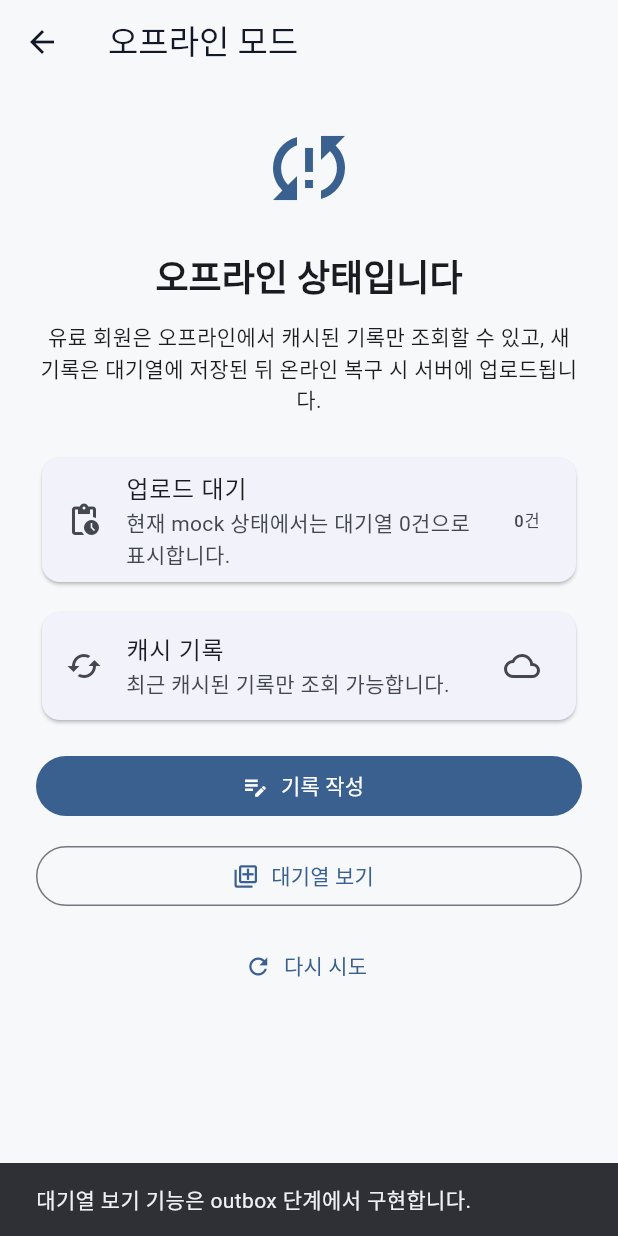
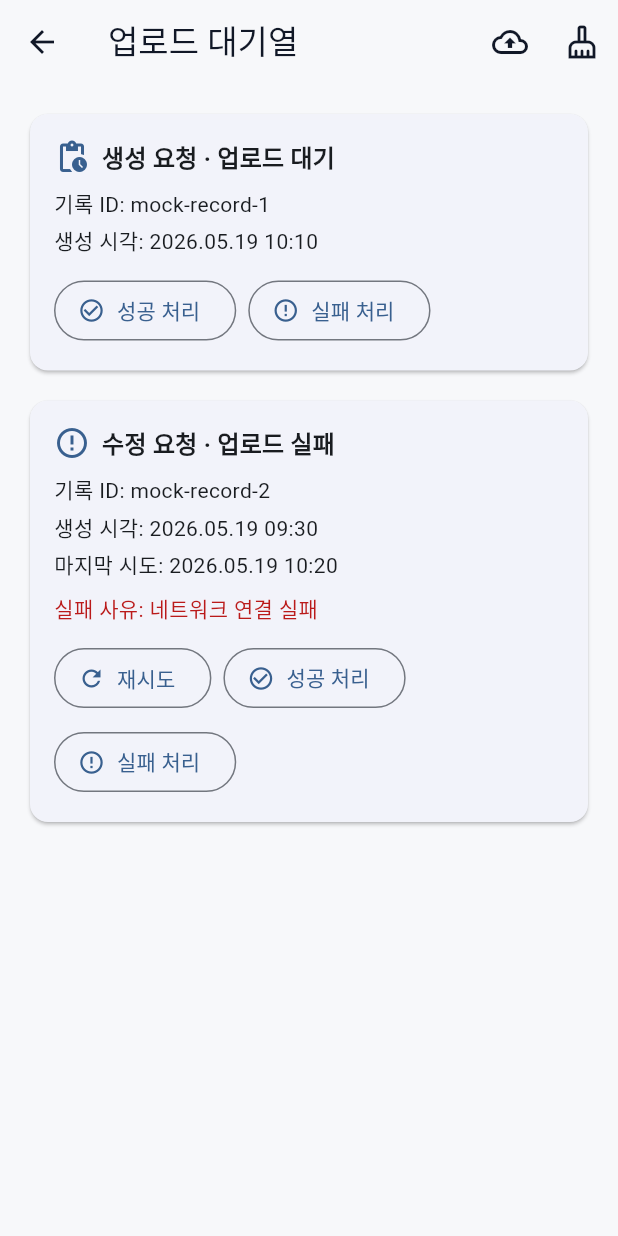
Before and after one commit to yunjinhwa/fishing_calendar, a Flutter app: the OfflinePaidPage screen opened directly, after a tap on "대기열 보기", on a phone screen of 412 x 824 dp. Run offline on Flutter 3.47's test engine with Material 3 defaults, Android fonts, the light colour scheme and no system bars.

Commit message:
[feat] - 유료 오프라인 outbox 대기열 mock 구현
- OutboxItem 모델을 추가했습니다.
- 메모리 기반 outbox 저장소를 추가했습니다.
- 유료 오프라인 화면에서 업로드 대기 건수를 표시하도록 수정했습니다.
- 유료 오프라인 화면에서 대기열 보기 화면으로 이동하도록 연결했습니다.
- outbox 목록 화면을 추가했습니다.
- 업로드 대기, 업로드 완료, 업로드 실패 상태를 표시하도록 구성했습니다.
- 실패 항목 재시도 기능을 추가했습니다.
- 성공 처리, 실패 처리 mock 버튼을 추가했습니다.
- 전체 mock 전송 기능을 추가했습니다.
- 완료 항목 정리 기능을 추가했습니다.
- 유료 오프라인 기록 작성 후 outbox 생성 요청이 추가되도록 연결했습니다.

```diff
--- /dev/null
+++ b/lib/data/models/outbox_item.dart
@@ -0,0 +1,72 @@
+enum OutboxOperationType {
+  create,
+  update,
+  delete,
+}
+
+enum OutboxStatus {
+  pending,
+  sending,
+  succeeded,
+  failed,
+}
+
+class OutboxItem {
+  final String id;
+  final String recordId;
+  final OutboxOperationType operationType;
+  final OutboxStatus status;
+  final DateTime createdAt;
+  final DateTime? lastTriedAt;
+  final String? errorMessage;
+
+  const OutboxItem({
+    required this.id,
+    required this.recordId,
+    required this.operationType,
+    required this.status,
+    required this.createdAt,
+    this.lastTriedAt,
+    this.errorMessage,
+  });
+
+  OutboxItem copyWith({
+    OutboxStatus? status,
+    DateTime? lastTriedAt,
+    String? errorMessage,
+  }) {
+    return OutboxItem(
+      id: id,
+      recordId: recordId,
+      operationType: operationType,
+      status: status ?? this.status,
+      createdAt: createdAt,
+      lastTriedAt: lastTriedAt ?? this.lastTriedAt,
+      errorMessage: errorMessage ?? this.errorMessage,
+    );
+  }
+
+  String get operationLabel {
+    switch (operationType) {
+      case OutboxOperationType.create:
+        return '생성';
+      case OutboxOperationType.update:
+        return '수정';
+      case OutboxOperationType.delete:
+        return '삭제';
+    }
+  }
+
+  String get statusLabel {
+    switch (status) {
+      case OutboxStatus.pending:
+        return '업로드 대기';
+      case OutboxStatus.sending:
+        return '업로드 중';
+      case OutboxStatus.succeeded:
+        return '업로드 완료';
+      case OutboxStatus.failed:
+        return '업로드 실패';
+    }
+  }
+}
--- /dev/null
+++ b/lib/data/repositories/outbox_memory_repository.dart
@@ -0,0 +1,86 @@
+import '../models/outbox_item.dart';
+
+class OutboxMemoryRepository {
+  OutboxMemoryRepository._();
+
+  static final OutboxMemoryRepository instance = OutboxMemoryRepository._();
+
+  final List<OutboxItem> _items = [];
+
+  List<OutboxItem> getAllItems() {
+    return List.unmodifiable(_items);
+  }
+
+  int get pendingCount {
+    return _items
+        .where((item) =>
+            item.status == OutboxStatus.pending ||
+            item.status == OutboxStatus.failed)
+        .length;
+  }
+
+  void addItem(OutboxItem item) {
+    _items.add(item);
+  }
+
+  void updateItemStatus({
+    required String itemId,
+    required OutboxStatus status,
+    String? errorMessage,
+  }) {
+    final index = _items.indexWhere((item) => item.id == itemId);
+
+    if (index == -1) {
+      return;
+    }
+
+    _items[index] = _items[index].copyWith(
+      status: status,
+      lastTriedAt: DateTime.now(),
+      errorMessage: errorMessage,
+    );
+  }
+
+  void retryItem(String itemId) {
+    updateItemStatus(
+      itemId: itemId,
+      status: OutboxStatus.pending,
+      errorMessage: null,
+    );
+  }
+
+  void clearSucceeded() {
+    _items.removeWhere((item) => item.status == OutboxStatus.succeeded);
+  }
+
+  void clearAll() {
+    _items.clear();
+  }
+
+  void seedMockItemsIfEmpty() {
+    if (_items.isNotEmpty) {
+      return;
+    }
+
+    final now = DateTime.now();
+
+    _items.addAll([
+      OutboxItem(
+        id: 'outbox-${now.microsecondsSinceEpoch}-1',
+        recordId: 'mock-record-1',
+        operationType: OutboxOperationType.create,
+        status: OutboxStatus.pending,
+        createdAt: now.subtract(const Duration(minutes: 20)),
+      ),
+      OutboxItem(
+        id: 'outbox-${now.microsecondsSinceEpoch}-2',
+        recordId: 'mock-record-2',
+        operationType: OutboxOperationType.update,
+        status: OutboxStatus.failed,
+        createdAt: now.subtract(const Duration(hours: 1)),
+        lastTriedAt: now.subtract(const Duration(minutes: 10)),
+        errorMessage: '네트워크 연결 실패',
+      ),
+    ]);
+  }
+}
--- a/lib/presentation/offline/offline_paid_page.dart
+++ b/lib/presentation/offline/offline_paid_page.dart
@@ -1,12 +1,41 @@
 import 'package:flutter/material.dart';
 
 import '../record/record_form_page.dart';
+import '../sync/outbox_page.dart';
+import '../../data/repositories/outbox_memory_repository.dart';
+import '../../data/models/outbox_item.dart';
 
-class OfflinePaidPage extends StatelessWidget {
+class OfflinePaidPage extends StatefulWidget {
   const OfflinePaidPage({super.key});
 
   @override
+  State<OfflinePaidPage> createState() => _OfflinePaidPageState();
+}
+
+class _OfflinePaidPageState extends State<OfflinePaidPage> {
+  @override
+  void initState() {
+    super.initState();
+    OutboxMemoryRepository.instance.seedMockItemsIfEmpty();
+  }
+
+  void addCreateOutboxItem() {
+    final now = DateTime.now();
+
+    OutboxMemoryRepository.instance.addItem(
+      OutboxItem(
+        id: 'outbox-${now.microsecondsSinceEpoch}',
+        recordId: 'offline-record-${now.microsecondsSinceEpoch}',
+        operationType: OutboxOperationType.create,
+        status: OutboxStatus.pending,
+        createdAt: now,
+      ),
+    );
+  }
+
+  @override
   Widget build(BuildContext context) {
+    final pendingCount = OutboxMemoryRepository.instance.pendingCount;
     return Scaffold(
       appBar: AppBar(
         title: const Text('오프라인 모드'),
@@ -43,8 +72,8 @@ class OfflinePaidPage extends StatelessWidget {
               child: ListTile(
                 leading: const Icon(Icons.pending_actions_outlined),
                 title: const Text('업로드 대기'),
-                subtitle: const Text('현재 mock 상태에서는 대기열 0건으로 표시합니다.'),
-                trailing: const Text('0건'),
+                subtitle: const Text('서버 반영 대기 또는 실패 항목 수입니다.'),
+                trailing: Text('$pendingCount건'),
               ),
             ),
             const SizedBox(height: 12),
@@ -60,25 +89,43 @@ class OfflinePaidPage extends StatelessWidget {
             const SizedBox(height: 16),
 
             FilledButton.icon(
-              onPressed: () {
-                Navigator.of(context).push(
-                  MaterialPageRoute(
-                    builder: (_) => const RecordFormPage(),
-                  ),
-                );
-              },
+              onPressed: () async {
+              final saved = await Navigator.of(context).push<bool>(
+                MaterialPageRoute(
+                  builder: (_) => const RecordFormPage(),
+                ),
+              );
+
+              if (saved != true || !context.mounted) {
+                return;
+              }
+
+              addCreateOutboxItem();
+
+              setState(() {});
+
+              ScaffoldMessenger.of(context).showSnackBar(
+                const SnackBar(
+                  content: Text('오프라인 저장 요청이 업로드 대기열에 추가되었습니다.'),
+                ),
+              );
+            },
               icon: const Icon(Icons.edit_note),
               label: const Text('기록 작성'),
             ),
             const SizedBox(height: 12),
 
             OutlinedButton.icon(
-              onPressed: () {
-                ScaffoldMessenger.of(context).showSnackBar(
-                  const SnackBar(
-                    content: Text('대기열 보기 기능은 outbox 단계에서 구현합니다.'),
+              onPressed: () async {
+                await Navigator.of(context).push(
+                  MaterialPageRoute(
+                    builder: (_) => const OutboxPage(),
                   ),
                 );
+
+                if (mounted) {
+                  setState(() {});
+                }
               },
               icon: const Icon(Icons.queue_outlined),
               label: const Text('대기열 보기'),
--- /dev/null
+++ b/lib/presentation/sync/outbox_page.dart
@@ -0,0 +1,255 @@
+import 'package:flutter/material.dart';
+
+import '../../data/models/outbox_item.dart';
+import '../../data/repositories/outbox_memory_repository.dart';
+
+class OutboxPage extends StatefulWidget {
+  const OutboxPage({super.key});
+
+  @override
+  State<OutboxPage> createState() => _OutboxPageState();
+}
+
+class _OutboxPageState extends State<OutboxPage> {
+  @override
+  void initState() {
+    super.initState();
+    OutboxMemoryRepository.instance.seedMockItemsIfEmpty();
+  }
+
+  void mockUploadAllPendingItems() {
+    final items = OutboxMemoryRepository.instance.getAllItems();
+
+    for (final item in items) {
+      if (item.status == OutboxStatus.pending ||
+          item.status == OutboxStatus.failed) {
+        OutboxMemoryRepository.instance.updateItemStatus(
+          itemId: item.id,
+          status: OutboxStatus.succeeded,
+        );
+      }
+    }
+
+    setState(() {});
+
+    ScaffoldMessenger.of(context).showSnackBar(
+      const SnackBar(
+        content: Text('대기 중인 항목을 모두 업로드 완료 처리했습니다.'),
+      ),
+    );
+  }
+
+  @override
+  Widget build(BuildContext context) {
+    final items = OutboxMemoryRepository.instance.getAllItems();
+
+    return Scaffold(
+      appBar: AppBar(
+        title: const Text('업로드 대기열'),
+        actions: [
+          IconButton(
+            onPressed: mockUploadAllPendingItems,
+            icon: const Icon(Icons.cloud_upload_outlined),
+            tooltip: '전체 mock 전송',
+          ),
+          IconButton(
+            onPressed: () {
+              setState(() {
+                OutboxMemoryRepository.instance.clearSucceeded();
+              });
+            },
+            icon: const Icon(Icons.cleaning_services_outlined),
+            tooltip: '완료 항목 정리',
+          ),
+        ],
+      ),
+      body: items.isEmpty
+          ? const _EmptyOutboxView()
+          : ListView.separated(
+              padding: const EdgeInsets.all(16),
+              itemCount: items.length,
+              separatorBuilder: (context, index) => const SizedBox(height: 12),
+              itemBuilder: (context, index) {
+                final item = items[index];
+
+                return _OutboxItemCard(
+                  item: item,
+                  onRetry: () {
+                    setState(() {
+                      OutboxMemoryRepository.instance.retryItem(item.id);
+                    });
+
+                    ScaffoldMessenger.of(context).showSnackBar(
+                      const SnackBar(
+                        content: Text('재시도 대기 상태로 변경했습니다.'),
+                      ),
+                    );
+                  },
+                  onMockSuccess: () {
+                    setState(() {
+                      OutboxMemoryRepository.instance.updateItemStatus(
+                        itemId: item.id,
+                        status: OutboxStatus.succeeded,
+                      );
+                    });
+                  },
+                  onMockFail: () {
+                    setState(() {
+                      OutboxMemoryRepository.instance.updateItemStatus(
+                        itemId: item.id,
+                        status: OutboxStatus.failed,
+                        errorMessage: 'mock 업로드 실패',
+                      );
+                    });
+                  },
+                );
+              },
+            ),
+    );
+  }
+}
+
+class _OutboxItemCard extends StatelessWidget {
+  final OutboxItem item;
+  final VoidCallback onRetry;
+  final VoidCallback onMockSuccess;
+  final VoidCallback onMockFail;
+
+  const _OutboxItemCard({
+    required this.item,
+    required this.onRetry,
+    required this.onMockSuccess,
+    required this.onMockFail,
+  });
+
+  @override
+  Widget build(BuildContext context) {
+    return Card(
+      child: Padding(
+        padding: const EdgeInsets.all(16),
+        child: Column(
+          crossAxisAlignment: CrossAxisAlignment.start,
+          children: [
+            Row(
+              children: [
+                Icon(
+                  _statusIcon(item.status),
+                  color: Theme.of(context).colorScheme.primary,
+                ),
+                const SizedBox(width: 8),
+                Expanded(
+                  child: Text(
+                    '${item.operationLabel} 요청 · ${item.statusLabel}',
+                    style: Theme.of(context).textTheme.titleMedium?.copyWith(
+                          fontWeight: FontWeight.bold,
+                        ),
+                  ),
+                ),
+              ],
+            ),
+            const SizedBox(height: 8),
+            Text('기록 ID: ${item.recordId}'),
+            const SizedBox(height: 4),
+            Text('생성 시각: ${_formatDateTime(item.createdAt)}'),
+
+            if (item.lastTriedAt != null) ...[
+              const SizedBox(height: 4),
+              Text('마지막 시도: ${_formatDateTime(item.lastTriedAt!)}'),
+            ],
+
+            if (item.errorMessage != null) ...[
+              const SizedBox(height: 8),
+              Text(
+                '실패 사유: ${item.errorMessage}',
+                style: TextStyle(
+                  color: Theme.of(context).colorScheme.error,
+                ),
+              ),
+            ],
+
+            const SizedBox(height: 12),
+
+            Wrap(
+              spacing: 8,
+              runSpacing: 8,
+              children: [
+                if (item.status == OutboxStatus.failed)
+                  OutlinedButton.icon(
+                    onPressed: onRetry,
+                    icon: const Icon(Icons.refresh),
+                    label: const Text('재시도'),
+                  ),
+                OutlinedButton.icon(
+                  onPressed: onMockSuccess,
+                  icon: const Icon(Icons.check_circle_outline),
+                  label: const Text('성공 처리'),
+                ),
+                OutlinedButton.icon(
+                  onPressed: onMockFail,
+                  icon: const Icon(Icons.error_outline),
+                  label: const Text('실패 처리'),
+                ),
+              ],
+            ),
+          ],
+        ),
+      ),
+    );
+  }
+
+  IconData _statusIcon(OutboxStatus status) {
+    switch (status) {
+      case OutboxStatus.pending:
+        return Icons.pending_actions_outlined;
+      case OutboxStatus.sending:
+        return Icons.sync_outlined;
+      case OutboxStatus.succeeded:
+        return Icons.check_circle_outline;
+      case OutboxStatus.failed:
+        return Icons.error_outline;
+    }
+  }
+
+  String _formatDateTime(DateTime dateTime) {
+    String twoDigits(int value) => value.toString().padLeft(2, '0');
+
+    return '${dateTime.year}.${twoDigits(dateTime.month)}.${twoDigits(dateTime.day)} '
+        '${twoDigits(dateTime.hour)}:${twoDigits(dateTime.minute)}';
+  }
+}
+
+class _EmptyOutboxView extends StatelessWidget {
+  const _EmptyOutboxView();
+
+  @override
+  Widget build(BuildContext context) {
+    return Center(
+      child: Padding(
+        padding: const EdgeInsets.all(24),
+        child: Column(
+          mainAxisSize: MainAxisSize.min,
+          children: [
+            Icon(
+              Icons.inbox_outlined,
+              size: 56,
+              color: Theme.of(context).colorScheme.primary,
+            ),
+            const SizedBox(height: 16),
+            Text(
+              '업로드 대기열이 비어 있습니다.',
+              style: Theme.of(context).textTheme.titleMedium?.copyWith(
+                    fontWeight: FontWeight.bold,
+                  ),
+            ),
+            const SizedBox(height: 8),
+            Text(
+              '오프라인 상태에서 생성, 수정, 삭제한 요청이 이곳에 표시됩니다.',
+              textAlign: TextAlign.center,
+              style: Theme.of(context).textTheme.bodyMedium,
+            ),
+          ],
+        ),
+      ),
+    );
+  }
+}
```
